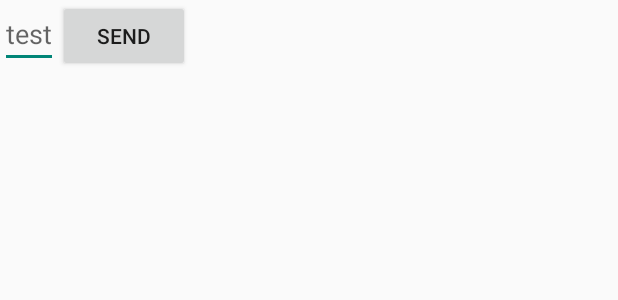
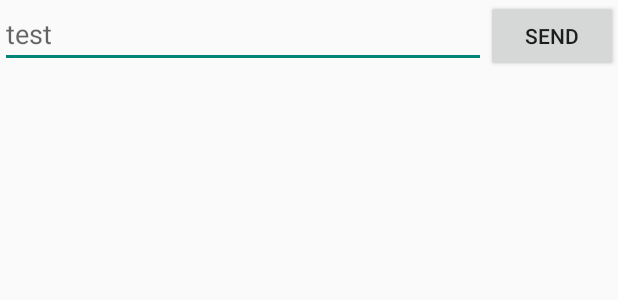
Before and after one commit to vincenttian/AndroidTutorial, an Android app: the layout activity_main.xml on its own in the app's theme, with its tools: preview values and no code run, on a phone screen of 412 x 824 dp. Shown: the top 300 px of the screen. Run offline under Robolectric (Android 15) with nearby library versions, the phone set to English and light mode, and no system bars.

Commit message:
finished building ui part

```diff
--- a/app/src/main/res/layout/activity_main.xml
+++ b/app/src/main/res/layout/activity_main.xml
@@ -1,10 +1,12 @@
+<?xml version="1.0" encoding="utf-8"?>
 <LinearLayout xmlns:android="http://schemas.android.com/apk/res/android"
     xmlns:tools="http://schemas.android.com/tools"
     android:layout_width="match_parent"
     android:layout_height="match_parent"
-    android:orientation="horizontal" >
+    android:orientation="horizontal">
     <EditText android:id="@+id/edit_message"
-        android:layout_width="wrap_content"
+        android:layout_weight="1"
+        android:layout_width="0dp"
         android:layout_height="wrap_content"
         android:hint="@string/edit_message" />
     <Button
```
